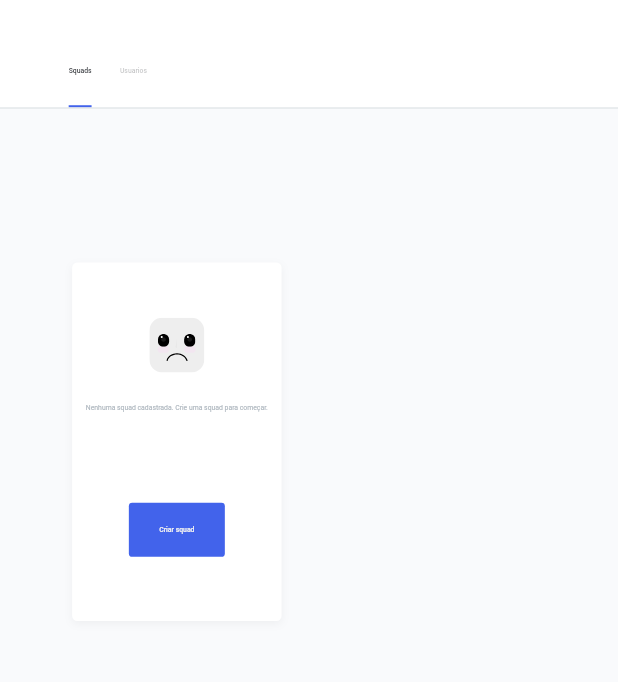
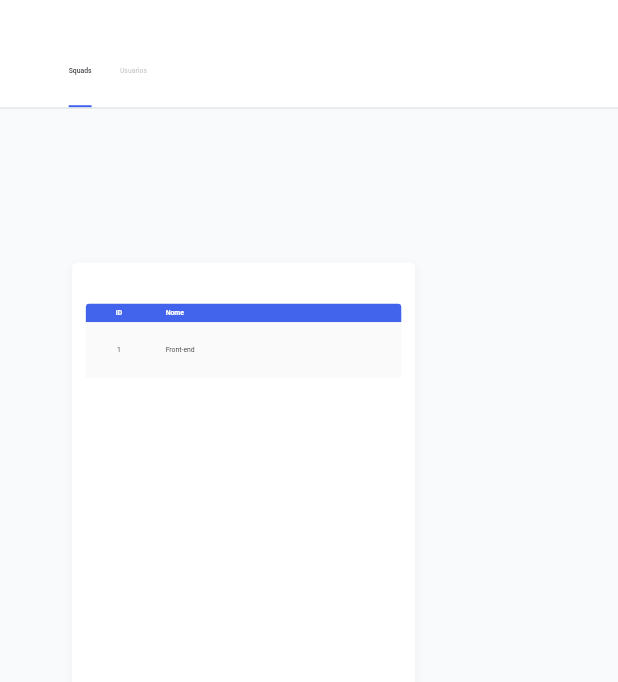
Before and after one commit to Marcoslima016/pd_hours_app, a Flutter app: the screen it shows after launch, on a phone screen of 412 x 824 dp, the part 120-802 px from its top. Run offline on Flutter 3.47's test engine with Material 3 defaults, Android fonts, the light colour scheme and no system bars; our stand-ins replace flutter_screenutil, flutter_svg, get_it, go_router.

Commit message:
feat (Squads)

```diff
--- a/lib/app/modules/squads/presentation/squads.state.dart
+++ b/lib/app/modules/squads/presentation/squads.state.dart
@@ -11,7 +11,17 @@ class InitialState extends ISquadsState {
     try {
       controller.value = Loading();
       controller.dependencies!.bind();
-      controller.value = Loaded();
+
+      // await controller.dependencies!.usecaseLoadSquads!();
+
+      controller.value = Loaded(
+        squadsList: [
+          Squad(
+            id: 1,
+            name: "Squad1",
+          ),
+        ],
+      );
     } catch (e) {
       rethrow;
     }
@@ -20,4 +30,11 @@ class InitialState extends ISquadsState {
 
 class Loading extends ISquadsState {}
 
-class Loaded extends ISquadsState {}
+class Loaded extends ISquadsState {
+  @override
+  List<Squad> squadsList;
+
+  Loaded({
+    required this.squadsList,
+  });
+}
--- a/lib/app/modules/squads/presentation/squads.view.dart
+++ b/lib/app/modules/squads/presentation/squads.view.dart
@@ -25,6 +25,7 @@ class _SquadsScreenState extends State<SquadsScreen> {
       height: 1.sh,
       padding: EdgeInsets.only(
         left: 168.w,
+        right: 473.w,
         top: 119.h,
         // bottom: 119.h,
       ),
--- a/lib/app/modules/squads/presentation/widgets/list_table.widget.dart
+++ b/lib/app/modules/squads/presentation/widgets/list_table.widget.dart
@@ -5,10 +5,61 @@ import 'package:pd_hours_app/app/presentation/theme/widgets/atoms/box_button.ato
 import 'package:pd_hours_app/lib.exports.dart';
 
 class ListTable extends StatelessWidget {
-  const ListTable({super.key});
+  ListTable({super.key});
+
+  final List<Widget> _headerValues = [
+    SizedBox(
+      width: 154.w,
+      child: Center(
+        child: Text(
+          "ID",
+          style: TextStyle(
+            color: Colors.white,
+            fontFamily: "Roboto",
+            fontWeight: FontWeight.w700,
+            fontSize: 16.sp,
+          ),
+        ),
+      ),
+    ),
+    Expanded(
+      child: Padding(
+        padding: EdgeInsets.only(left: 32.w),
+        child: Text(
+          "Nome",
+          style: TextStyle(
+            color: Colors.white,
+            fontFamily: "Roboto",
+            fontWeight: FontWeight.w700,
+            fontSize: 16.sp,
+          ),
+        ),
+      ),
+    ),
+  ];
+
+  final List<List<Widget>> _tableLines = [];
+
+  Widget _buildLineTextWidget(BuildContext context, String text) {
+    return AText.p(text);
+  }
 
   @override
   Widget build(BuildContext context) {
+    _tableLines.add([
+      SizedBox(
+        width: 154.w,
+        child: Center(
+          child: _buildLineTextWidget(context, "1"),
+        ),
+      ),
+      Expanded(
+        child: Padding(
+          padding: EdgeInsets.only(left: 32.w),
+          child: _buildLineTextWidget(context, "Front-end"),
+        ),
+      ),
+    ]);
     return Container(
       // width: 1.sw,
       // height: 0.3.sh,
@@ -25,7 +76,89 @@ class ListTable extends StatelessWidget {
           ),
         ],
       ),
-      child: _buildEmptyState(context),
+      // child: _buildEmptyState(context),
+      child: _buildContent(context),
+    );
+  }
+
+  Widget _buildContent(BuildContext context) {
+    return Container(
+      width: 1.sw,
+      height: 300.h,
+      margin: EdgeInsets.only(top: 64.sp),
+      child: Column(
+        children: [
+          //---------------------------------------------------
+          // HEADER
+
+          _buildTableHeader(context),
+
+          //-----------------------------------------------------
+
+          // LINES
+
+          _buildTableRows(context),
+
+          // Column(
+          //   children: [
+          //     Container(
+          //       width: 1.sw,
+          //       height: 43.h,
+          //       decoration: BoxDecoration(color: Color(0xfffafafa)),
+          //     ),
+          //   ],
+          // ),
+        ],
+      ),
+    );
+  }
+
+  Widget _buildTableRows(BuildContext context) {
+    // List<Widget> rowChildren = List.generate(
+    //   _tableLines.length,
+    //   (index) => _tableLines[index],
+    // ).toList();
+
+    List<Widget> rowChildren = List.generate(
+      _tableLines.length,
+      (index) => Container(
+        width: 1.sw,
+        height: 43.h,
+        decoration: const BoxDecoration(color: Color(0xfffafafa)),
+        child: Row(
+          children: List.generate(
+            _tableLines[index].length,
+            (index2) => _tableLines[index][index2],
+          ),
+        ),
+      ),
+    ).toList();
+
+    return Column(
+      children: rowChildren,
+    );
+  }
+
+  Widget _buildTableHeader(BuildContext context) {
+    List<Widget> headerChildren = List.generate(
+      _headerValues.length,
+      (index) => _headerValues[index],
+    ).toList();
+
+    return Container(
+      width: 1.sw,
+      height: 43.sp,
+      padding: EdgeInsets.symmetric(vertical: 12.sp),
+      decoration: BoxDecoration(
+        color: AppTheme.colors.primary,
+        borderRadius: BorderRadius.only(
+          topLeft: Radius.circular(8.sp),
+          topRight: Radius.circular(8.sp),
+        ),
+      ),
+      child: Row(
+        children: headerChildren,
+      ),
     );
   }
 
```
